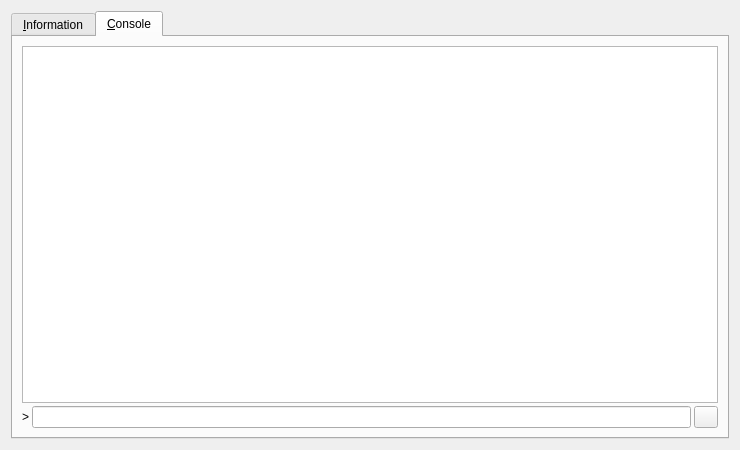
The window that src/qt/forms/rpcconsole.ui (andarazoroflove/geocoin) describes before a commit, drawn with Qt 5.
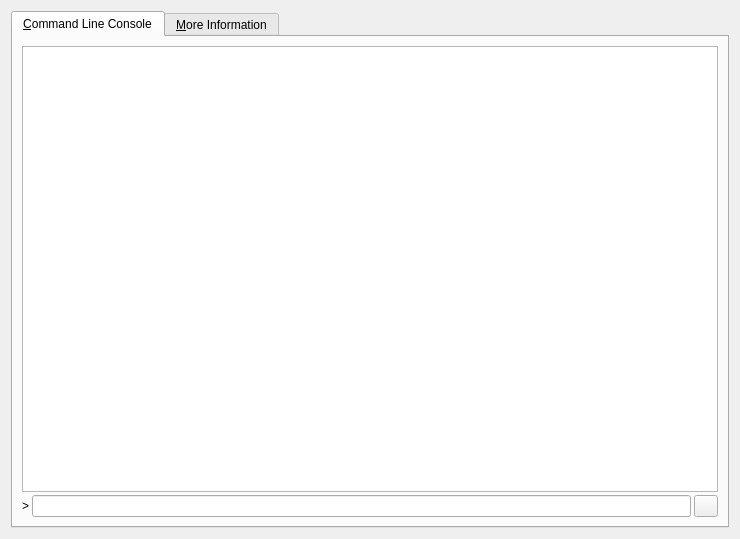
The same window after the commit. The open tabs and pages were chosen to show the change. Icons and pictures are not drawn.

The edit to the form file:
```diff
--- a/src/qt/forms/rpcconsole.ui
+++ b/src/qt/forms/rpcconsole.ui
@@ -7,21 +7,93 @@
     <x>0</x>
     <y>0</y>
     <width>740</width>
-    <height>450</height>
+    <height>539</height>
    </rect>
   </property>
   <property name="windowTitle">
    <string>GeoCoin - Debug window</string>
   </property>
-  <layout class="QVBoxLayout" name="verticalLayout_2">
+  <layout class="QVBoxLayout" name="verticalLayout_3">
    <item>
     <widget class="QTabWidget" name="tabWidget">
      <property name="currentIndex">
       <number>0</number>
      </property>
+         <widget class="QWidget" name="tab_console">
+      <attribute name="title">
+       <string>&amp;Command Line Console</string>
+      </attribute>
+      <layout class="QVBoxLayout" name="verticalLayout_2">
+       <property name="spacing">
+        <number>3</number>
+       </property>
+       <item>
+        <widget class="QTextEdit" name="messagesWidget">
+         <property name="minimumSize">
+          <size>
+           <width>0</width>
+           <height>100</height>
+          </size>
+         </property>
+         <property name="readOnly">
+          <bool>true</bool>
+         </property>
+         <property name="tabKeyNavigation" stdset="0">
+          <bool>false</bool>
+         </property>
+         <property name="columnCount" stdset="0">
+          <number>2</number>
+         </property>
+        </widget>
+       </item>
+       <item>
+        <layout class="QHBoxLayout" name="horizontalLayout">
+         <property name="spacing">
+          <number>3</number>
+         </property>
+         <item>
+          <widget class="QLabel" name="label">
+           <property name="text">
+            <string notr="true">&gt;</string>
+           </property>
+          </widget>
+         </item>
+         <item>
+          <widget class="QLineEdit" name="lineEdit"/>
+         </item>
+         <item>
+          <widget class="QPushButton" name="clearButton">
+           <property name="maximumSize">
+            <size>
+             <width>24</width>
+             <height>24</height>
+            </size>
+           </property>
+           <property name="toolTip">
+            <string>Clear console</string>
+           </property>
+           <property name="text">
+            <string/>
+           </property>
+           <property name="icon">
+            <iconset resource="../bitcoin.qrc">
+             <normaloff>:/icons/remove</normaloff>:/icons/remove</iconset>
+           </property>
+           <property name="shortcut">
+            <string notr="true">Ctrl+L</string>
+           </property>
+           <property name="autoDefault">
+            <bool>false</bool>
+           </property>
+          </widget>
+         </item>
+        </layout>
+       </item>
+      </layout>
+     </widget>
      <widget class="QWidget" name="tab_info">
       <attribute name="title">
-       <string>&amp;Information</string>
+       <string>&amp;More Information</string>
       </attribute>
       <layout class="QGridLayout" name="gridLayout" columnstretch="0,1">
        <property name="horizontalSpacing">
@@ -376,78 +448,7 @@
        </item>
       </layout>
      </widget>
-     <widget class="QWidget" name="tab_console">
-      <attribute name="title">
-       <string>&amp;Console</string>
-      </attribute>
-      <layout class="QVBoxLayout" name="verticalLayout_3">
-       <property name="spacing">
-        <number>3</number>
-       </property>
-       <item>
-        <widget class="QTextEdit" name="messagesWidget">
-         <property name="minimumSize">
-          <size>
-           <width>0</width>
-           <height>100</height>
-          </size>
-         </property>
-         <property name="readOnly">
-          <bool>true</bool>
-         </property>
-         <property name="tabKeyNavigation" stdset="0">
-          <bool>false</bool>
-         </property>
-         <property name="columnCount" stdset="0">
-          <number>2</number>
-         </property>
-        </widget>
-       </item>
-       <item>
-        <layout class="QHBoxLayout" name="horizontalLayout">
-         <property name="spacing">
-          <number>3</number>
-         </property>
-         <item>
-          <widget class="QLabel" name="label">
-           <property name="text">
-            <string notr="true">&gt;</string>
-           </property>
-          </widget>
-         </item>
-         <item>
-          <widget class="QLineEdit" name="lineEdit"/>
-         </item>
-         <item>
-          <widget class="QPushButton" name="clearButton">
-           <property name="maximumSize">
-            <size>
-             <width>24</width>
-             <height>24</height>
-            </size>
-           </property>
-           <property name="toolTip">
-            <string>Clear console</string>
-           </property>
-           <property name="text">
-            <string/>
-           </property>
-           <property name="icon">
-            <iconset resource="../bitcoin.qrc">
-             <normaloff>:/icons/remove</normaloff>:/icons/remove</iconset>
-           </property>
-           <property name="shortcut">
-            <string notr="true">Ctrl+L</string>
-           </property>
-           <property name="autoDefault">
-            <bool>false</bool>
-           </property>
-          </widget>
-         </item>
-        </layout>
-       </item>
-      </layout>
-     </widget>
+
     </widget>
    </item>
   </layout>
```
Left out of the diff: 13 changed lines with no effect on the pictures.
